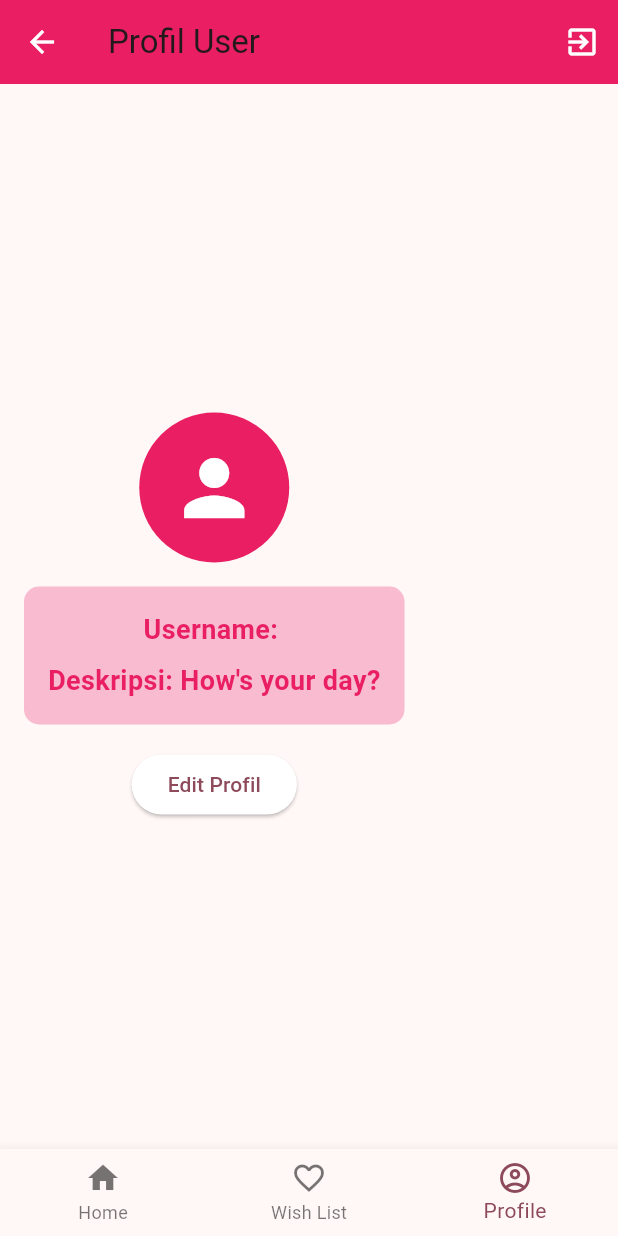
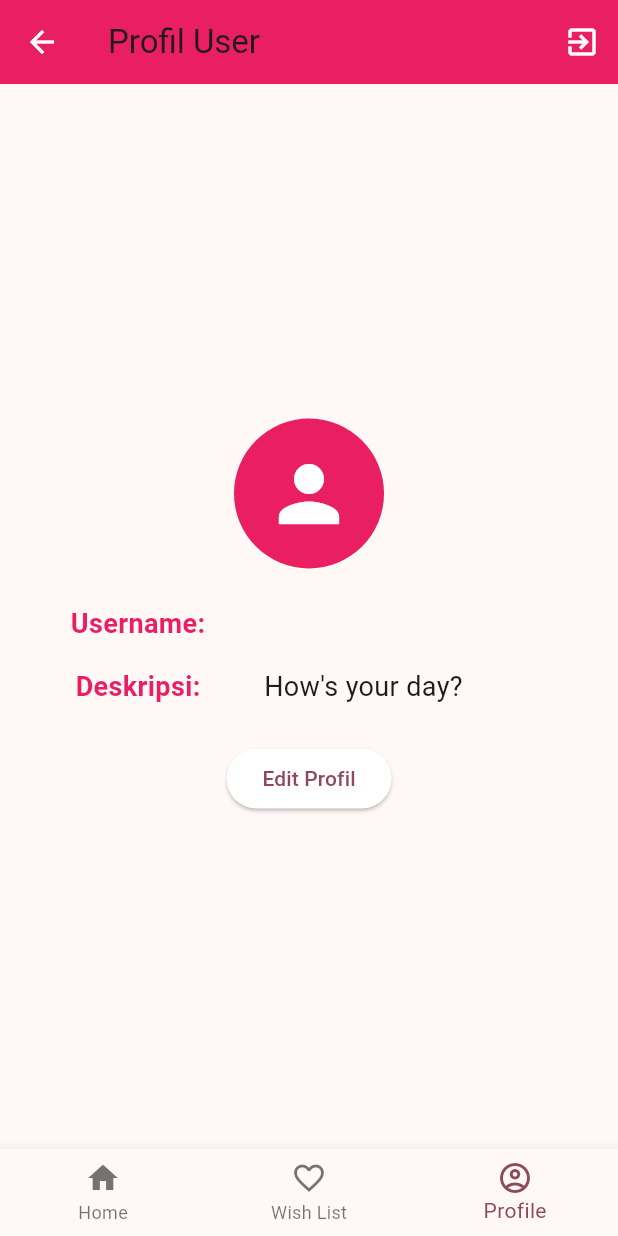
Before and after one commit to Ajiens/PurrfectPages-Flutter, a Flutter app: the Profile screen opened by its route, on a phone screen of 412 x 824 dp. Run offline on Flutter 3.47's test engine with Material 3 defaults, Android fonts, the phone set to English and light mode, and no system bars; missing offline and left inert: pbp_django_auth.

Commit message:
tadi salah push design

```diff
--- a/lib/screens/profile.dart
+++ b/lib/screens/profile.dart
@@ -50,25 +50,59 @@ class _ProfileState extends State<Profile> {
               ),
             ),
             SizedBox(height: 16),
-            Container(
-              padding: EdgeInsets.all(16),
-              decoration: BoxDecoration(
-                color: Colors.pink[100], // Ganti sesuai warna yang diinginkan
-                borderRadius: BorderRadius.circular(10),
-              ),
-              child: Column(
+            Table(
+              columnWidths: {
+                0: FlexColumnWidth(2),
+                1: FlexColumnWidth(3),
+              },
               children: [
-                  Text(
-                    "Username: ${widget.username}",
+                TableRow(
+                  children: [
+                    TableCell(
+                      child: Container(
+                        alignment: Alignment.center,
+                        padding: EdgeInsets.all(8),
+                        child: Text(
+                          "Username:",
                           style: TextStyle(fontSize: 18, fontWeight: FontWeight.bold, color: Colors.pink),
                         ),
-                  SizedBox(height: 8),
-                  Text(
-                    "Deskripsi: $description",
-                    style: TextStyle(fontSize: 18, fontWeight: FontWeight.bold, color: Colors.pink),
+                      ),
+                    ),
+                    TableCell(
+                      child: Container(
+                        padding: EdgeInsets.all(8),
+                        child: Text(
+                          widget.username,
+                          style: TextStyle(fontSize: 18),
+                        ),
+                      ),
                     ),
                   ],
                 ),
+                TableRow(
+                  children: [
+                    TableCell(
+                      child: Container(
+                        alignment: Alignment.center,
+                        padding: EdgeInsets.all(8),
+                        child: Text(
+                          "Deskripsi:",
+                          style: TextStyle(fontSize: 18, fontWeight: FontWeight.bold, color: Colors.pink),
+                        ),
+                      ),
+                    ),
+                    TableCell(
+                      child: Container(
+                        padding: EdgeInsets.all(8),
+                        child: Text(
+                          description,
+                          style: TextStyle(fontSize: 18),
+                        ),
+                      ),
+                    ),
+                  ],
+                ),
+              ],
             ),
             SizedBox(height: 16),
             ElevatedButton(
```
Lines whose indentation alone changed are shown as unchanged.
